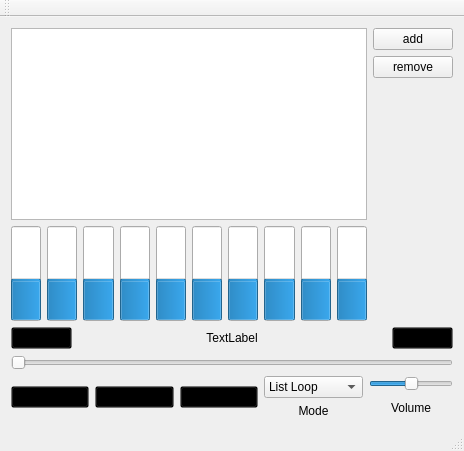
First picture: the form in src/qt-project/player.ui, repository QianqianQ/Cplusplus-Project-Media-Player, before the edit.
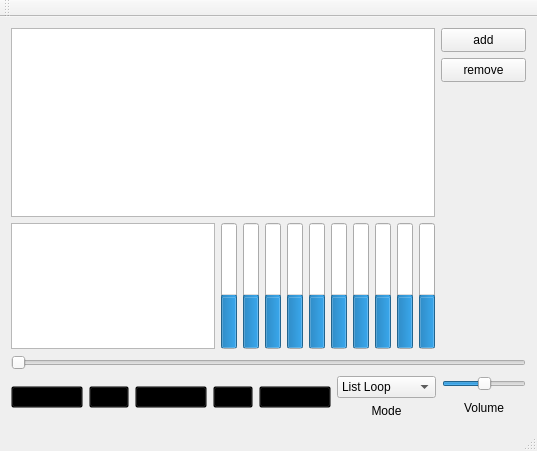
Second picture: the form after the edit. Icons and pictures are not drawn.

Commit message: Finishing function: display_metadata

```diff
--- a/src/qt-project/player.ui
+++ b/src/qt-project/player.ui
@@ -6,7 +6,7 @@
    <rect>
     <x>0</x>
     <y>0</y>
-    <width>464</width>
+    <width>537</width>
     <height>451</height>
    </rect>
   </property>
@@ -14,217 +14,9 @@
    <string>Media Player</string>
   </property>
   <widget class="QWidget" name="centralWidget">
-   <layout class="QGridLayout" name="gridLayout_6" rowstretch="6,1,2">
+   <layout class="QGridLayout" name="gridLayout_6" rowstretch="6,0">
     <item row="0" column="0">
      <layout class="QGridLayout" name="gridLayout_4" rowstretch="1,5" columnstretch="5,1">
-      <item row="0" column="0" rowspan="2">
-       <layout class="QGridLayout" name="gridLayout_2">
-        <item row="0" column="0">
-         <widget class="QListWidget" name="listWidget">
-          <property name="sizePolicy">
-           <sizepolicy hsizetype="Expanding" vsizetype="Expanding">
-            <horstretch>0</horstretch>
-            <verstretch>0</verstretch>
-           </sizepolicy>
-          </property>
-         </widget>
-        </item>
-        <item row="1" column="0">
-         <layout class="QHBoxLayout" name="horizontalLayout" stretch="2,2,2,2,2,2,2,2,2,2">
-          <item>
-           <widget class="QProgressBar" name="spec63">
-            <property name="sizePolicy">
-             <sizepolicy hsizetype="Expanding" vsizetype="Expanding">
-              <horstretch>0</horstretch>
-              <verstretch>0</verstretch>
-             </sizepolicy>
-            </property>
-            <property name="value">
-             <number>40</number>
-            </property>
-            <property name="textVisible">
-             <bool>false</bool>
-            </property>
-            <property name="orientation">
-             <enum>Qt::Vertical</enum>
-            </property>
-           </widget>
-          </item>
-          <item>
-           <widget class="QProgressBar" name="spec125">
-            <property name="sizePolicy">
-             <sizepolicy hsizetype="Expanding" vsizetype="Expanding">
-              <horstretch>0</horstretch>
-              <verstretch>0</verstretch>
-             </sizepolicy>
-            </property>
-            <property name="value">
-             <number>40</number>
-            </property>
-            <property name="textVisible">
-             <bool>false</bool>
-            </property>
-            <property name="orientation">
-             <enum>Qt::Vertical</enum>
-            </property>
-           </widget>
-          </item>
-          <item>
-           <widget class="QProgressBar" name="spec250">
-            <property name="sizePolicy">
-             <sizepolicy hsizetype="Expanding" vsizetype="Expanding">
-              <horstretch>0</horstretch>
-              <verstretch>0</verstretch>
-             </sizepolicy>
-            </property>
-            <property name="value">
-             <number>40</number>
-            </property>
-            <property name="textVisible">
-             <bool>false</bool>
-            </property>
-            <property name="orientation">
-             <enum>Qt::Vertical</enum>
-            </property>
-           </widget>
-          </item>
-          <item>
-           <widget class="QProgressBar" name="spec500">
-            <property name="sizePolicy">
-             <sizepolicy hsizetype="Expanding" vsizetype="Expanding">
-              <horstretch>0</horstretch>
-              <verstretch>0</verstretch>
-             </sizepolicy>
-            </property>
-            <property name="value">
-             <number>40</number>
-            </property>
-            <property name="textVisible">
-             <bool>false</bool>
-            </property>
-            <property name="orientation">
-             <enum>Qt::Vertical</enum>
-            </property>
-           </widget>
-          </item>
-          <item>
-           <widget class="QProgressBar" name="spec1000">
-            <property name="sizePolicy">
-             <sizepolicy hsizetype="Expanding" vsizetype="Expanding">
-              <horstretch>0</horstretch>
-              <verstretch>0</verstretch>
-             </sizepolicy>
-            </property>
-            <property name="value">
-             <number>40</number>
-            </property>
-            <property name="textVisible">
-             <bool>false</bool>
-            </property>
-            <property name="orientation">
-             <enum>Qt::Vertical</enum>
-            </property>
-           </widget>
-          </item>
-          <item>
-           <widget class="QProgressBar" name="spec2000">
-            <property name="sizePolicy">
-             <sizepolicy hsizetype="Expanding" vsizetype="Expanding">
-              <horstretch>0</horstretch>
-              <verstretch>0</verstretch>
-             </sizepolicy>
-            </property>
-            <property name="value">
-             <number>40</number>
-            </property>
-            <property name="textVisible">
-             <bool>false</bool>
-            </property>
-            <property name="orientation">
-             <enum>Qt::Vertical</enum>
-            </property>
-           </widget>
-          </item>
-          <item>
-           <widget class="QProgressBar" name="spec4000">
-            <property name="sizePolicy">
-             <sizepolicy hsizetype="Expanding" vsizetype="Expanding">
-              <horstretch>0</horstretch>
-              <verstretch>0</verstretch>
-             </sizepolicy>
-            </property>
-            <property name="value">
-             <number>40</number>
-            </property>
-            <property name="textVisible">
-             <bool>false</bool>
-            </property>
-            <property name="orientation">
-             <enum>Qt::Vertical</enum>
-            </property>
-           </widget>
-          </item>
-          <item>
-           <widget class="QProgressBar" name="spec8000">
-            <property name="sizePolicy">
-             <sizepolicy hsizetype="Expanding" vsizetype="Expanding">
-              <horstretch>0</horstretch>
-              <verstretch>0</verstretch>
-             </sizepolicy>
-            </property>
-            <property name="value">
-             <number>40</number>
-            </property>
-            <property name="textVisible">
-             <bool>false</bool>
-            </property>
-            <property name="orientation">
-             <enum>Qt::Vertical</enum>
-            </property>
-           </widget>
-          </item>
-          <item>
-           <widget class="QProgressBar" name="spec16000">
-            <property name="sizePolicy">
-             <sizepolicy hsizetype="Expanding" vsizetype="Expanding">
-              <horstretch>0</horstretch>
-              <verstretch>0</verstretch>
-             </sizepolicy>
-            </property>
-            <property name="value">
-             <number>40</number>
-            </property>
-            <property name="textVisible">
-             <bool>false</bool>
-            </property>
-            <property name="orientation">
-             <enum>Qt::Vertical</enum>
-            </property>
-           </widget>
-          </item>
-          <item>
-           <widget class="QProgressBar" name="spec20000">
-            <property name="sizePolicy">
-             <sizepolicy hsizetype="Expanding" vsizetype="Expanding">
-              <horstretch>0</horstretch>
-              <verstretch>0</verstretch>
-             </sizepolicy>
-            </property>
-            <property name="value">
-             <number>40</number>
-            </property>
-            <property name="textVisible">
-             <bool>false</bool>
-            </property>
-            <property name="orientation">
-             <enum>Qt::Vertical</enum>
-            </property>
-           </widget>
-          </item>
-         </layout>
-        </item>
-       </layout>
-      </item>
       <item row="0" column="1">
        <layout class="QGridLayout" name="gridLayout_3">
         <item row="1" column="0">
@@ -274,96 +66,249 @@
         </property>
        </spacer>
       </item>
+      <item row="0" column="0" rowspan="2">
+       <layout class="QGridLayout" name="gridLayout_2" rowstretch="3,2">
+        <item row="1" column="0" colspan="2">
+         <layout class="QHBoxLayout" name="horizontalLayout" stretch="0,2,2,2,2,2,2,2,2,2,2">
+          <item>
+           <widget class="QListWidget" name="metadata_list"/>
+          </item>
+          <item>
+           <widget class="QProgressBar" name="spec63">
+            <property name="sizePolicy">
+             <sizepolicy hsizetype="Expanding" vsizetype="Expanding">
+              <horstretch>0</horstretch>
+              <verstretch>0</verstretch>
+             </sizepolicy>
+            </property>
+            <property name="value">
+             <number>40</number>
+            </property>
+            <property name="textVisible">
+             <bool>false</bool>
+            </property>
+            <property name="orientation">
+             <enum>Qt::Vertical</enum>
+            </property>
+           </widget>
+          </item>
+          <item>
+           <widget class="QProgressBar" name="spec125">
+            <property name="sizePolicy">
+             <sizepolicy hsizetype="Expanding" vsizetype="Expanding">
+              <horstretch>0</horstretch>
+              <verstretch>0</verstretch>
+             </sizepolicy>
+            </property>
+            <property name="value">
+             <number>40</number>
+            </property>
+            <property name="textVisible">
+             <bool>false</bool>
+            </property>
+            <property name="orientation">
+             <enum>Qt::Vertical</enum>
+            </property>
+           </widget>
+          </item>
+          <item>
+           <widget class="QProgressBar" name="spec250">
+            <property name="sizePolicy">
+             <sizepolicy hsizetype="Expanding" vsizetype="Expanding">
+              <horstretch>0</horstretch>
+              <verstretch>0</verstretch>
+             </sizepolicy>
+            </property>
+            <property name="value">
+             <number>40</number>
+            </property>
+            <property name="textVisible">
+             <bool>false</bool>
+            </property>
+            <property name="orientation">
+             <enum>Qt::Vertical</enum>
+            </property>
+           </widget>
+          </item>
+          <item>
+           <widget class="QProgressBar" name="spec500">
+            <property name="sizePolicy">
+             <sizepolicy hsizetype="Expanding" vsizetype="Expanding">
+              <horstretch>0</horstretch>
+              <verstretch>0</verstretch>
+             </sizepolicy>
+            </property>
+            <property name="value">
+             <number>40</number>
+            </property>
+            <property name="textVisible">
+             <bool>false</bool>
+            </property>
+            <property name="orientation">
+             <enum>Qt::Vertical</enum>
+            </property>
+           </widget>
+          </item>
+          <item>
+           <widget class="QProgressBar" name="spec1000">
+            <property name="sizePolicy">
+             <sizepolicy hsizetype="Expanding" vsizetype="Expanding">
+              <horstretch>0</horstretch>
+              <verstretch>0</verstretch>
+             </sizepolicy>
+            </property>
+            <property name="value">
+             <number>40</number>
+            </property>
+            <property name="textVisible">
+             <bool>false</bool>
+            </property>
+            <property name="orientation">
+             <enum>Qt::Vertical</enum>
+            </property>
+           </widget>
+          </item>
+          <item>
+           <widget class="QProgressBar" name="spec2000">
+            <property name="sizePolicy">
+             <sizepolicy hsizetype="Expanding" vsizetype="Expanding">
+              <horstretch>0</horstretch>
+              <verstretch>0</verstretch>
+             </sizepolicy>
+            </property>
+            <property name="value">
+             <number>40</number>
+            </property>
+            <property name="textVisible">
+             <bool>false</bool>
+            </property>
+            <property name="orientation">
+             <enum>Qt::Vertical</enum>
+            </property>
+           </widget>
+          </item>
+          <item>
+           <widget class="QProgressBar" name="spec4000">
+            <property name="sizePolicy">
+             <sizepolicy hsizetype="Expanding" vsizetype="Expanding">
+              <horstretch>0</horstretch>
+              <verstretch>0</verstretch>
+             </sizepolicy>
+            </property>
+            <property name="value">
+             <number>40</number>
+            </property>
+            <property name="textVisible">
+             <bool>false</bool>
+            </property>
+            <property name="orientation">
+             <enum>Qt::Vertical</enum>
+            </property>
+           </widget>
+          </item>
+          <item>
+           <widget class="QProgressBar" name="spec8000">
+            <property name="sizePolicy">
+             <sizepolicy hsizetype="Expanding" vsizetype="Expanding">
+              <horstretch>0</horstretch>
+              <verstretch>0</verstretch>
+             </sizepolicy>
+            </property>
+            <property name="value">
+             <number>40</number>
+            </property>
+            <property name="textVisible">
+             <bool>false</bool>
+            </property>
+            <property name="orientation">
+             <enum>Qt::Vertical</enum>
+            </property>
+           </widget>
+          </item>
+          <item>
+           <widget class="QProgressBar" name="spec16000">
+            <property name="sizePolicy">
+             <sizepolicy hsizetype="Expanding" vsizetype="Expanding">
+              <horstretch>0</horstretch>
+              <verstretch>0</verstretch>
+             </sizepolicy>
+            </property>
+            <property name="value">
+             <number>40</number>
+            </property>
+            <property name="textVisible">
+             <bool>false</bool>
+            </property>
+            <property name="orientation">
+             <enum>Qt::Vertical</enum>
+            </property>
+           </widget>
+          </item>
+          <item>
+           <widget class="QProgressBar" name="spec20000">
+            <property name="sizePolicy">
+             <sizepolicy hsizetype="Expanding" vsizetype="Expanding">
+              <horstretch>0</horstretch>
+              <verstretch>0</verstretch>
+             </sizepolicy>
+            </property>
+            <property name="value">
+             <number>40</number>
+            </property>
+            <property name="textVisible">
+             <bool>false</bool>
+            </property>
+            <property name="orientation">
+             <enum>Qt::Vertical</enum>
+            </property>
+           </widget>
+          </item>
+         </layout>
+        </item>
+        <item row="0" column="0" colspan="2">
+         <widget class="QListWidget" name="listWidget">
+          <property name="sizePolicy">
+           <sizepolicy hsizetype="Expanding" vsizetype="Expanding">
+            <horstretch>0</horstretch>
+            <verstretch>0</verstretch>
+           </sizepolicy>
+          </property>
+         </widget>
+        </item>
+       </layout>
+      </item>
      </layout>
     </item>
     <item row="1" column="0">
-     <layout class="QHBoxLayout" name="horizontalLayout_2" stretch="1,5,1">
-      <item>
-       <widget class="QPushButton" name="previous">
-        <property name="styleSheet">
-         <string notr="true">background: transparent;</string>
-        </property>
-        <property name="text">
-         <string/>
-        </property>
-       </widget>
-      </item>
-      <item>
-       <widget class="QLabel" name="currentSong">
-        <property name="layoutDirection">
-         <enum>Qt::LeftToRight</enum>
-        </property>
-        <property name="text">
-         <string>TextLabel</string>
-        </property>
-        <property name="alignment">
-         <set>Qt::AlignCenter</set>
-        </property>
-       </widget>
-      </item>
-      <item>
-       <widget class="QPushButton" name="Next">
-        <property name="styleSheet">
-         <string notr="true">background: transparent;</string>
-        </property>
-        <property name="text">
-         <string/>
-        </property>
-       </widget>
-      </item>
-     </layout>
-    </item>
-    <item row="2" column="0">
      <layout class="QGridLayout" name="gridLayout_5">
-      <item row="1" column="0">
-       <widget class="QPushButton" name="Pause">
-        <property name="sizePolicy">
-         <sizepolicy hsizetype="Expanding" vsizetype="Fixed">
-          <horstretch>0</horstretch>
-          <verstretch>0</verstretch>
-         </sizepolicy>
-        </property>
-        <property name="styleSheet">
-         <string notr="true">background: transparent;</string>
-        </property>
-        <property name="text">
-         <string/>
-        </property>
-       </widget>
+      <item row="1" column="6">
+       <layout class="QVBoxLayout" name="verticalLayout">
+        <item>
+         <widget class="QSlider" name="Volume">
+          <property name="value">
+           <number>50</number>
+          </property>
+          <property name="sliderPosition">
+           <number>50</number>
+          </property>
+          <property name="orientation">
+           <enum>Qt::Horizontal</enum>
+          </property>
+         </widget>
+        </item>
+        <item>
+         <widget class="QLabel" name="volumeLabel">
+          <property name="text">
+           <string>Volume</string>
+          </property>
+          <property name="alignment">
+           <set>Qt::AlignCenter</set>
+          </property>
+         </widget>
+        </item>
+       </layout>
       </item>
-      <item row="1" column="1">
-       <widget class="QPushButton" name="Play">
-        <property name="sizePolicy">
-         <sizepolicy hsizetype="Expanding" vsizetype="Fixed">
-          <horstretch>0</horstretch>
-          <verstretch>0</verstretch>
-         </sizepolicy>
-        </property>
-        <property name="styleSheet">
-         <string notr="true">background: transparent;</string>
-        </property>
-        <property name="text">
-         <string/>
-        </property>
-       </widget>
-      </item>
-      <item row="1" column="2">
-       <widget class="QPushButton" name="Stop">
-        <property name="sizePolicy">
-         <sizepolicy hsizetype="Expanding" vsizetype="Fixed">
-          <horstretch>0</horstretch>
-          <verstretch>0</verstretch>
-         </sizepolicy>
-        </property>
-        <property name="styleSheet">
-         <string notr="true">background: transparent;</string>
-        </property>
-        <property name="text">
-         <string/>
-        </property>
-       </widget>
-      </item>
-      <item row="1" column="3">
+      <item row="1" column="5">
        <layout class="QGridLayout" name="gridLayout">
         <item row="0" column="0">
          <widget class="QComboBox" name="mode">
@@ -413,39 +358,80 @@
        </layout>
       </item>
       <item row="1" column="4">
-       <layout class="QVBoxLayout" name="verticalLayout">
-        <item>
-         <widget class="QSlider" name="Volume">
-          <property name="value">
-           <number>50</number>
-          </property>
-          <property name="sliderPosition">
-           <number>50</number>
-          </property>
-          <property name="orientation">
-           <enum>Qt::Horizontal</enum>
-          </property>
-         </widget>
-        </item>
-        <item>
-         <widget class="QLabel" name="volumeLabel">
-          <property name="text">
-           <string>Volume</string>
-          </property>
-          <property name="alignment">
-           <set>Qt::AlignCenter</set>
-          </property>
-         </widget>
-        </item>
-       </layout>
+       <widget class="QPushButton" name="Stop">
+        <property name="sizePolicy">
+         <sizepolicy hsizetype="Expanding" vsizetype="Fixed">
+          <horstretch>0</horstretch>
+          <verstretch>0</verstretch>
+         </sizepolicy>
+        </property>
+        <property name="styleSheet">
+         <string notr="true">background: transparent;</string>
+        </property>
+        <property name="text">
+         <string/>
+        </property>
+       </widget>
       </item>
-      <item row="0" column="0" colspan="5">
+      <item row="0" column="0" colspan="7">
        <widget class="QSlider" name="Progress">
         <property name="orientation">
          <enum>Qt::Horizontal</enum>
         </property>
        </widget>
       </item>
+      <item row="1" column="0">
+       <widget class="QPushButton" name="Pause">
+        <property name="sizePolicy">
+         <sizepolicy hsizetype="Expanding" vsizetype="Fixed">
+          <horstretch>0</horstretch>
+          <verstretch>0</verstretch>
+         </sizepolicy>
+        </property>
+        <property name="styleSheet">
+         <string notr="true">background: transparent;</string>
+        </property>
+        <property name="text">
+         <string/>
+        </property>
+       </widget>
+      </item>
+      <item row="1" column="2">
+       <widget class="QPushButton" name="Play">
+        <property name="sizePolicy">
+         <sizepolicy hsizetype="Expanding" vsizetype="Fixed">
+          <horstretch>0</horstretch>
+          <verstretch>0</verstretch>
+         </sizepolicy>
+        </property>
+        <property name="styleSheet">
+         <string notr="true">background: transparent;</string>
+        </property>
+        <property name="text">
+         <string/>
+        </property>
+       </widget>
+      </item>
+      <item row="1" column="3">
+       <widget class="QPushButton" name="Next">
+        <property name="styleSheet">
+         <string notr="true">background: transparent;</string>
+        </property>
+        <property name="text">
+         <string/>
+        </property>
+       </widget>
+      </item>
+      <item row="1" column="1">
+       <widget class="QPushButton" name="previous">
+        <property name="styleSheet">
+         <string notr="true">background: transparent;</string>
+        </property>
+        <property name="text">
+         <string/>
+        </property>
+       </widget>
+      </item>
      </layout>
     </item>
    </layout>
```
Left out of the diff: 2 changed lines with no effect on the pictures. The commit also changes 10 other files.
